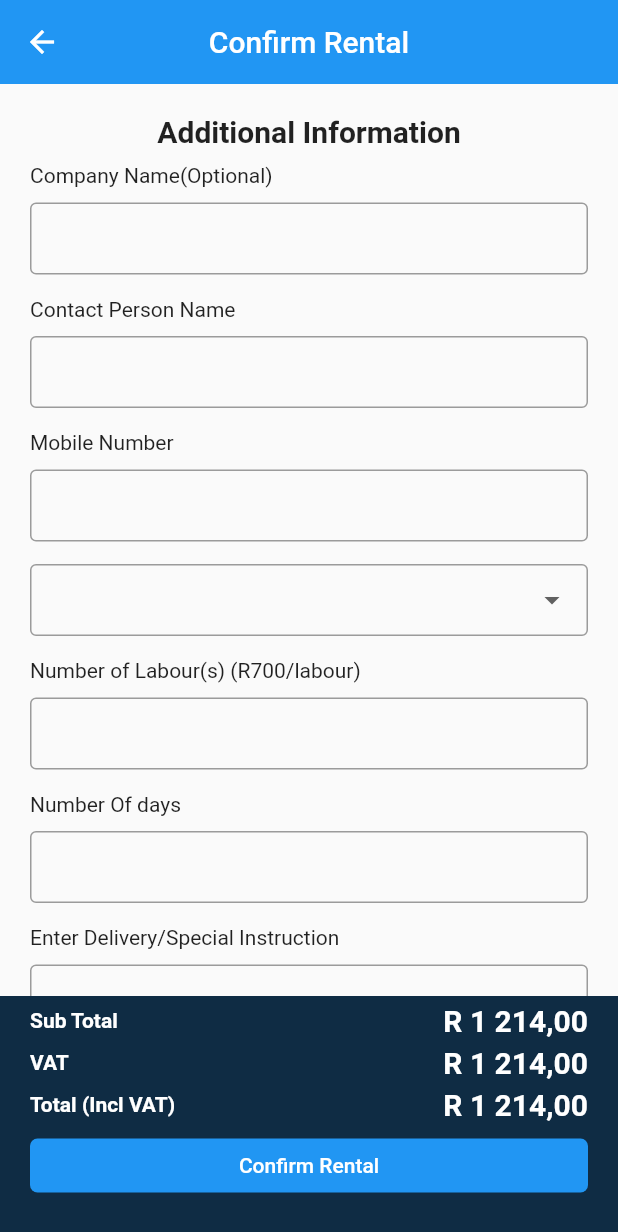
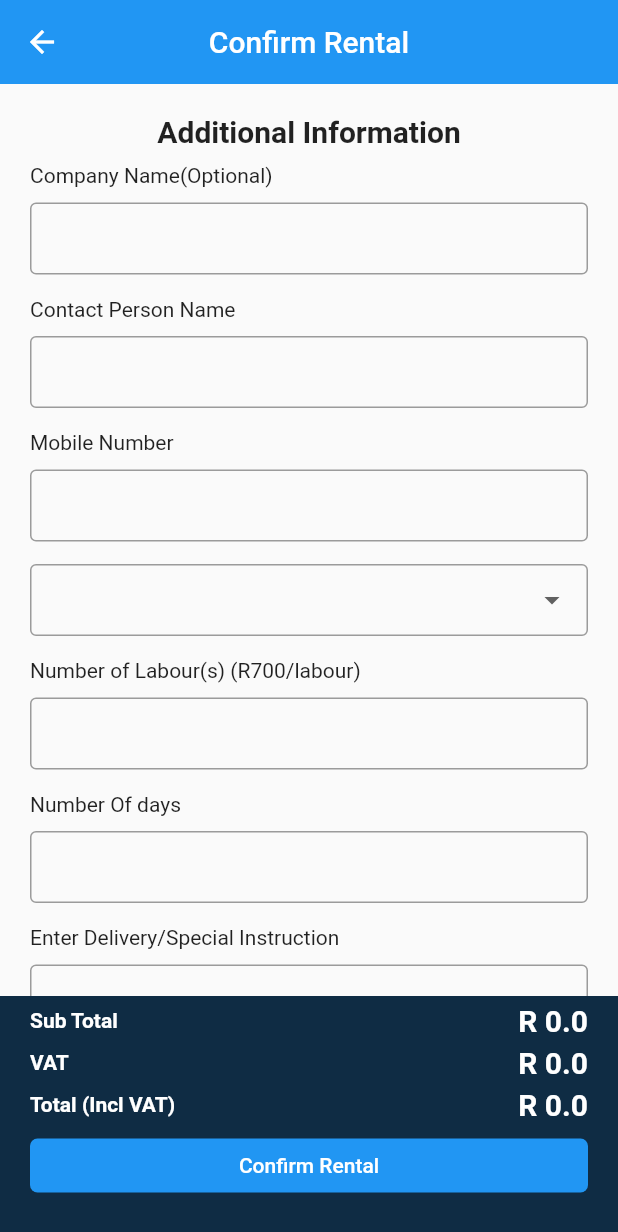
Before and after one commit to ErnestMampana/Droppa_Clone, a Flutter app: the ConfirmRentalScreen screen opened directly, on a phone screen of 412 x 824 dp. Shown: the top 1232 px of the screen. Run offline on Flutter 3.47's test engine with Material 2 defaults, Android fonts, the phone set to English and light mode, and no system bars; our stand-ins replace firebase_auth, flutter_datetime_picker, flutter_secure_storage, loading_animation_widget, sqflite, syncfusion_flutter_datepicker; missing offline and left inert: flutter_google_places; accounts and stored records are empty.

Commit message:
rental apis added

```diff
--- a/lib/LookUp/lookup.dart
+++ b/lib/LookUp/lookup.dart
@@ -61,5 +61,14 @@ class LookUp {
     //     vehicle: '1-ton'),
   ];
 
-  //static Map Person = {};
+  //For Rental service page
+  static String streetAddress = "";
+  static int postalCode = 0;
+  static String suburb = "";
+  static String province = "";
+  static String complexName = "";
+  static int unitNumber = 0;
+  static String? startDate;
+  static String? endDate;
+  static String truckType = "";
 }
--- /dev/null
+++ b/lib/backend/classes/Rental.dart
@@ -0,0 +1,91 @@
+// ignore_for_file: public_member_api_docs, sort_constructors_first
+import 'package:flutter/material.dart';
+
+Rental rentalDetails = Rental();
+
+class Rental with ChangeNotifier {
+  String? rentalId;
+  String? streetAddress;
+  int? postalCode;
+  String? suburb;
+  String? province;
+  String? complexName;
+  int? unitNumber;
+  String? startDate;
+  String? endDate;
+  String? truckType;
+  double? price;
+  String? companyName;
+  String? contactPerson;
+  String? mobileNumber;
+  String? rentalBunch;
+  int? labours;
+  int? noDays;
+  String? instruction;
+
+  Rental({
+    this.rentalId,
+    this.streetAddress,
+    this.postalCode,
+    this.suburb,
+    this.province,
+    this.complexName,
+    this.unitNumber,
+    this.startDate,
+    this.endDate,
+    this.truckType,
+    this.price,
+    this.companyName,
+    this.contactPerson,
+    this.mobileNumber,
+    this.rentalBunch,
+    this.labours,
+    this.noDays,
+    this.instruction,
+  });
+
+  Map<String, dynamic> toMap() {
+    return {
+      'rentalId': rentalId,
+      'streetAddress': streetAddress,
+      'postalCode': postalCode,
+      'suburb': suburb,
+      'province': province,
+      'complexName': complexName,
+      'unitNumber': unitNumber,
+      'startDate': startDate,
+      'endDate': endDate,
+      'truckType': truckType,
+      'price': price,
+      'companyName': companyName,
+      'contactPerson': contactPerson,
+      'mobileNumber': mobileNumber,
+      'rentalBunch': rentalBunch,
+      'labours': labours,
+      'noDays': noDays,
+      'instruction': instruction,
+    };
+  }
+
+  factory Rental.fromJson(Map<String, dynamic> json) {
+    return Rental(
+        rentalId: json['rentalId'],
+        streetAddress: json['streetAddress'],
+        postalCode: json['postalCode'],
+        suburb: json['suburb'],
+        province: json['province'],
+        complexName: json['complexName'],
+        unitNumber: json['unitNumber'],
+        startDate: json['startDate'],
+        endDate: json['endDate'],
+        truckType: json['truckType'],
+        price: json['price'],
+        companyName: json['companyName'],
+        contactPerson: json['contactPerson'],
+        mobileNumber: json['mobileNumber'],
+        rentalBunch: json['rentalBunch'],
+        labours: json['labours'],
+        noDays: json['noDays'],
+        instruction: json['instruction']);
+  }
+}
--- a/lib/backend/providers/app_data.dart
+++ b/lib/backend/providers/app_data.dart
@@ -8,6 +8,7 @@ class AppData with ChangeNotifier {
   int _bookingCount = 0;
   void changePrice(double price) {
     _walletPrice = price;
+    userPersonalDetailsDTO!.walletBalance = _walletPrice;
     notifyListeners();
   }
 
--- a/lib/screens/confirm_rental_screen.dart
+++ b/lib/screens/confirm_rental_screen.dart
@@ -1,4 +1,6 @@
 import 'package:droppa_clone/LookUp/lookup.dart';
+import 'package:droppa_clone/backend/classes/Rental.dart';
+import 'package:droppa_clone/screens/payment_screen.dart';
 import 'package:droppa_clone/widgets/Rental_textField.dart';
 import 'package:droppa_clone/widgets/button.dart';
 import 'package:flutter/cupertino.dart';
@@ -30,11 +32,13 @@ class _ConfirmRentalScreenState extends State<ConfirmRentalScreen> {
   final TextEditingController _instructionTextController =
       TextEditingController();
 
+        double _totalPrice = 0.0;
+
   @override
   Widget build(BuildContext context) {
     return Scaffold(
       appBar: AppBar(
-        title: Text('Confirm Rental'),
+        title: const Text('Confirm Rental'),
         centerTitle: true,
         elevation: 0,
       ),
@@ -58,9 +62,9 @@ class _ConfirmRentalScreenState extends State<ConfirmRentalScreen> {
                       fontWeight: FontWeight.bold,
                     ),
                   ),
-                  const Text(
-                    'R 1 214,00',
-                    style: TextStyle(
+                   Text(
+                    'R $_totalPrice',
+                    style: const TextStyle(
                         color: Colors.white,
                         fontWeight: FontWeight.bold,
                         fontSize: 20),
@@ -80,9 +84,9 @@ class _ConfirmRentalScreenState extends State<ConfirmRentalScreen> {
                       fontWeight: FontWeight.bold,
                     ),
                   ),
-                  const Text(
-                    'R 1 214,00',
-                    style: TextStyle(
+                   Text(
+                    'R ${_totalPrice * 0.15}',
+                    style:const TextStyle(
                         color: Colors.white,
                         fontWeight: FontWeight.bold,
                         fontSize: 20),
@@ -102,9 +106,9 @@ class _ConfirmRentalScreenState extends State<ConfirmRentalScreen> {
                       fontWeight: FontWeight.bold,
                     ),
                   ),
-                  const Text(
-                    'R 1 214,00',
-                    style: TextStyle(
+                   Text(
+                    'R ${_totalPrice + _totalPrice* 0.15}',
+                    style: const TextStyle(
                         color: Colors.white,
                         fontWeight: FontWeight.bold,
                         fontSize: 20),
@@ -121,7 +125,7 @@ class _ConfirmRentalScreenState extends State<ConfirmRentalScreen> {
                   Navigator.push(
                     context,
                     MaterialPageRoute(
-                      builder: (_) => const ConfirmRentalScreen(),
+                      builder: (_) =>  PaymentScreen(bookingId: rentalDetails!.rentalId!,price: _totalPrice),
                     ),
                   );
                 },
--- a/lib/screens/edit_itinenrary_screen.dart
+++ b/lib/screens/edit_itinenrary_screen.dart
@@ -241,7 +241,7 @@ class _EditItineraryScreenState extends State<EditItineraryScreen> {
                 DatePicker.showDateTimePicker(context, showTitleActions: true,
                     onConfirm: (date) {
                   setState(() {
-                    _bookingDate = '${date.year}-${date.month}-${date.day}';
+                    _bookingDate = DateFormat('yyyy-MMM-dd').format(date);
                     _bookingTime = '${date.hour}:${date.minute}';
                   });
                 },
@@ -257,6 +257,7 @@ class _EditItineraryScreenState extends State<EditItineraryScreen> {
             const SizedBox(
               height: 10,
             ),
+
             DateAndTime(
               icon: Icons.watch_later_outlined,
               title: _bookingTime == null ? 'Time' : '${_bookingTime}',
@@ -510,7 +511,8 @@ class _EditItineraryScreenState extends State<EditItineraryScreen> {
       Navigator.push(
         context,
         MaterialPageRoute(
-          builder: (_) => PaymentScreen(price: _totalPrice,bookingId: response.bookingId!),
+          builder: (_) =>
+              PaymentScreen(price: _totalPrice, bookingId: response.bookingId!),
         ),
       );
     }
```
Also changed, not shown: lib/backend/services/user_service.dart (+10 -7 lines), lib/screens/bookings_screen.dart (+5 -5 lines), lib/screens/otp_screen.dart (+5 -3 lines), lib/screens/payment_screen.dart (+29 -20 lines), lib/screens/rental_service_screen.dart (+50 -14 lines), lib/screens/signup_screen.dart (+6 -4 lines).
